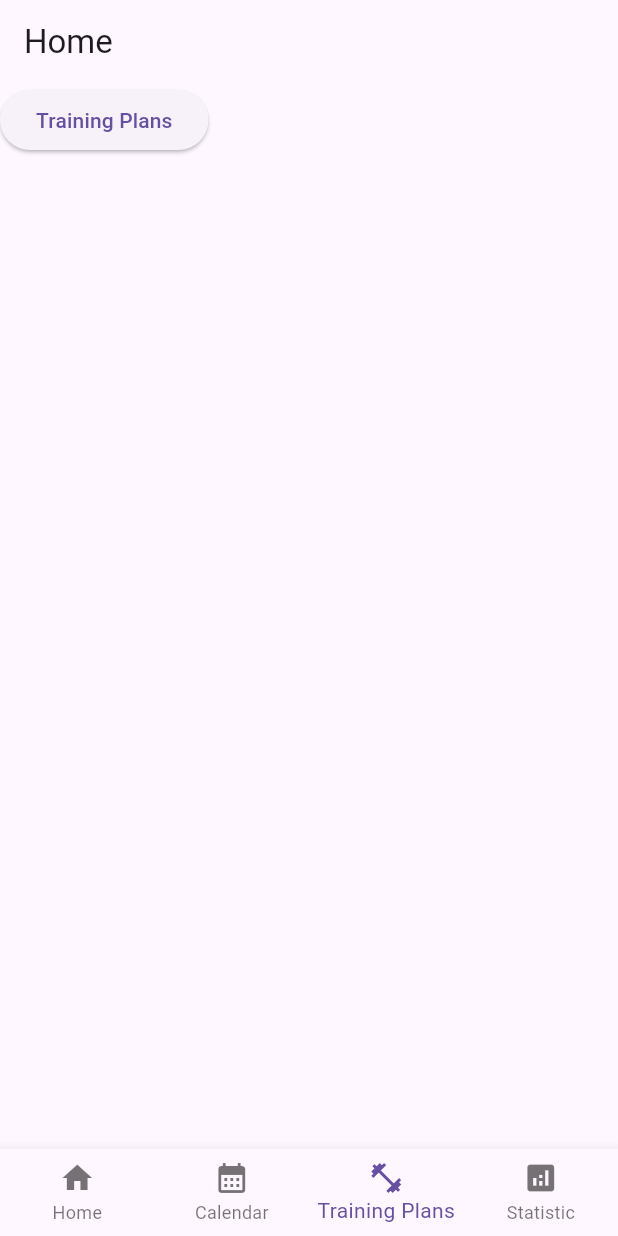
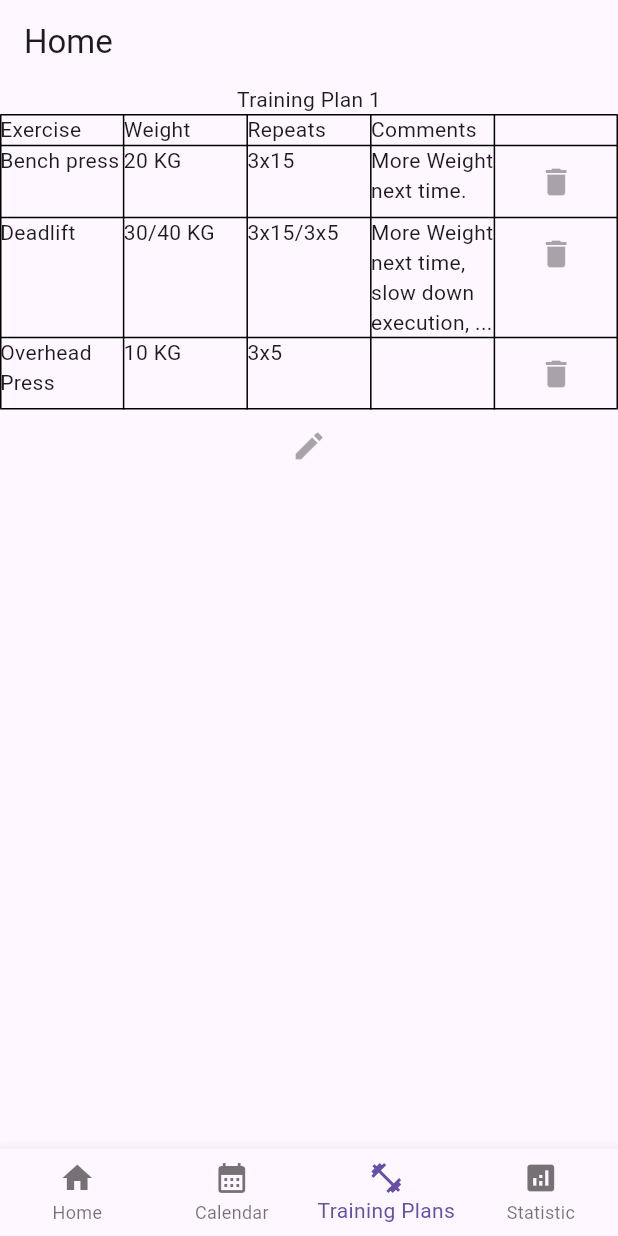
Before and after one commit to sdresselmann/Herculade, a Flutter app: the screen it shows after launch, item 3 of the bottom bar chosen, on a phone screen of 412 x 824 dp. Run offline on Flutter 3.47's test engine with Material 3 defaults, Android fonts, the phone set to English and light mode, and no system bars; our stand-ins replace cloud_firestore, firebase_auth, firebase_core, get_it, rxdart; accounts and stored records are empty; network calls fail; statements that could not run were skipped.

Commit message:
#73 - feat(training plan): create basic plan layout

```diff
--- a/lib/pages/training_plan_list.dart
+++ b/lib/pages/training_plan_list.dart
@@ -1,12 +1,68 @@
 import 'package:flutter/material.dart';
-import 'package:lifting_progress_tracker/core/constants/localization.dart';
-import 'package:lifting_progress_tracker/core/widgets/navigation_button.dart';
 
 class TrainingPlanListPage extends StatelessWidget {
   @override
   Widget build(BuildContext context) {
-    return const Scaffold(
-      body: NavigationButton(trainingPlanListRouteLabel),
+    return Scaffold(
+      body: Column(
+        children: [
+          const Text("Training Plan 1"),
+          Table(
+            border: TableBorder.all(),
+            children: const [
+              TableRow(
+                children: [
+                  Text("Exercise"),
+                  Text("Weight"),
+                  Text("Repeats"),
+                  Text("Comments"),
+                  Text(""),
+                ],
+              ),
+              TableRow(
+                children: [
+                  Text("Bench press"),
+                  Text("20 KG"),
+                  Text("3x15"),
+                  Text("More Weight next time."),
+                  IconButton(
+                    onPressed: null,
+                    icon: Icon(Icons.delete),
+                  ),
+                ],
+              ),
+              TableRow(
+                children: [
+                  Text("Deadlift"),
+                  Text("30/40 KG"),
+                  Text("3x15/3x5"),
+                  Text("More Weight next time, slow down execution, ..."),
+                  IconButton(
+                    onPressed: null,
+                    icon: Icon(Icons.delete),
+                  ),
+                ],
+              ),
+              TableRow(
+                children: [
+                  Text("Overhead Press"),
+                  Text("10 KG"),
+                  Text("3x5"),
+                  Text(""),
+                  IconButton(
+                    onPressed: null,
+                    icon: Icon(Icons.delete),
+                  ),
+                ],
+              ),
+            ],
+          ),
+          const IconButton(
+            onPressed: null,
+            icon: Icon(Icons.create),
+          ),
+        ],
+      ),
     );
   }
 }
```
